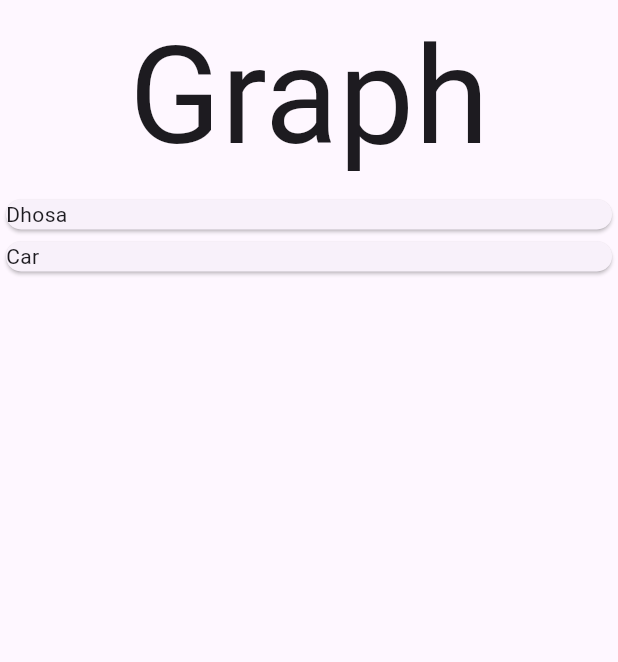
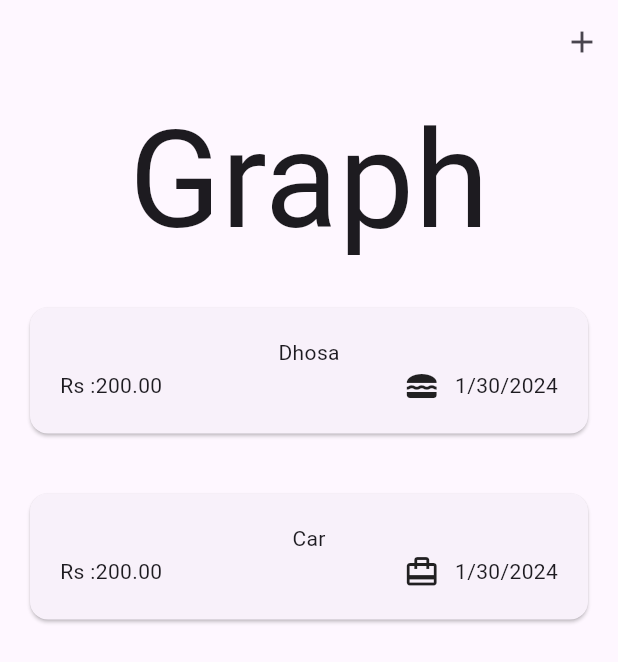
Before and after one commit to javaz-t/Expence-Tracker, a Flutter app: the screen it shows after launch, on a phone screen of 412 x 824 dp. Shown: the top 662 px of the screen. Run offline on Flutter 3.47's test engine with Material 3 defaults, Android fonts, the phone set to English and light mode, and no system bars.

Commit message:
date picker , iteams added

```diff
--- a/lib/model/expense_model.dart
+++ b/lib/model/expense_model.dart
@@ -1,8 +1,21 @@
+import 'package:intl/intl.dart';
 import 'package:uuid/uuid.dart';
+import 'package:flutter/material.dart';
+
+import 'expense_model.dart';
+
 
 final uuid =  Uuid().v4(); //unique string
+final styleDate = DateFormat().add_yMd();
+enum Catagory { food, Travel, Leisure, Work }
 
-enum Catagory { Food, Travel, Leisure, Work }
+const categoryIcon={
+  Catagory.food:Icons.lunch_dining,
+  Catagory.Travel:Icons.card_travel,
+  Catagory.Leisure:Icons.face_retouching_off,
+  Catagory.Work:Icons.work,
+
+};
 
 class ExpenseModel {
   final String id;
@@ -10,6 +23,9 @@ class ExpenseModel {
   final double amount;
   final DateTime date;
   final Catagory catergory;
+  get formatedDate{  //A getter is a special method that provides access to an object’s properties
+     return styleDate.format(date);
+  }
   ExpenseModel(
       {required this.title,
       required this.amount,
--- a/lib/widget/expence_list/expence_list.dart
+++ b/lib/widget/expence_list/expence_list.dart
@@ -1,20 +1,22 @@
-
 import 'package:expence_tracker/widget/expence_list/expense_card.dart';
 import 'package:expence_tracker/widget/expenses.dart';
 import 'package:flutter/material.dart';
 
 import '../../model/expense_model.dart';
 
-
 class ExpensesList extends StatelessWidget {
-final List<ExpenseModel> expenseModel;
-   ExpensesList({super.key, required this.expenseModel,});
+  final List<ExpenseModel> expenseModel; //list of objects
+  ExpensesList({
+    super.key,
+    required this.expenseModel,
+  });
 
   @override
   Widget build(BuildContext context) {
-    return ListView.builder(itemCount: expenseModel.length,itemBuilder: (context,index){
-   return ExpenceCard(expenses: expenseModel[index],);
-
-    });
+    return ListView.builder(
+        itemCount: expenseModel.length,
+        itemBuilder: (context, index) {
+          return ExpenceCard(expenses: expenseModel[index]);
+        });
   }
 }
--- a/lib/widget/expence_list/expense_card.dart
+++ b/lib/widget/expence_list/expense_card.dart
@@ -3,14 +3,38 @@ import 'package:flutter/material.dart';
 import '../../model/expense_model.dart';
 import 'expence_list.dart';
 import '../expenses.dart';
+
 class ExpenceCard extends StatelessWidget {
-  final ExpenseModel expenses;
+  final ExpenseModel expenses; //singl objects
   ExpenceCard({super.key, required this.expenses});
 
   @override
   Widget build(BuildContext context) {
     return Card(
- child: Text(expenses.title),
+      margin: EdgeInsets.all(20),
+      child: Padding(
+        padding: EdgeInsets.all(20),
+        child: Column(
+          children: [
+            Text(expenses.title),
+            Row(
+              children: [
+                Text('Rs :${expenses.amount.toStringAsFixed(2)}'),
+                Spacer(),
+                Row(
+                  children: [
+                    Icon(categoryIcon[expenses.catergory]),
+                    SizedBox(
+                      width: 10,
+                    ),
+                    Text(expenses.formatedDate)
+                  ],
+                )
+              ],
+            )
+          ],
+        ),
+      ),
     );
   }
 }
--- a/lib/widget/expenses.dart
+++ b/lib/widget/expenses.dart
@@ -1,6 +1,9 @@
+
 import 'package:expence_tracker/widget/expence_list/expence_list.dart';
 import 'package:expence_tracker/model/expense_model.dart';
 import 'package:flutter/material.dart';
+
+import 'new_expenses.dart';
 
 class HomePage extends StatefulWidget {
    HomePage({super.key});
@@ -9,22 +12,33 @@ class HomePage extends StatefulWidget {
   State<HomePage> createState() => _HomePageState();
 }
 final List<ExpenseModel> _userGivenData = [
-  ExpenseModel(title: 'Dhosa',amount: 200,catergory: Catagory.Food, date: DateTime.now()),
-  ExpenseModel(title: 'Car',amount: 200,catergory: Catagory.Food, date: DateTime.now()),
+  ExpenseModel(title: 'Dhosa',amount: 200,catergory: Catagory.food, date: DateTime.now()),
+  ExpenseModel(title: 'Car',amount: 200,catergory: Catagory.Travel, date: DateTime.now()),
+];
 
-];
+
+
 class _HomePageState extends State<HomePage> {
 
   @override
   Widget build(BuildContext context) {
+
+    void _openExpenceOverlay(){
+      showModalBottomSheet(context:context, builder: (ctx){
+        return NewExpenses();
+      });
+
+    }
+
     print(_userGivenData[1].title);
     return Scaffold(
+      appBar: AppBar(actions: [IconButton(onPressed:_openExpenceOverlay, icon: Icon(Icons.add))],),
 
       body: Column(
 
         children: [
-          Text('Graph',style: TextStyle(fontSize: 90),),
-         Expanded(child:ExpensesList(expenseModel: _userGivenData,))
+          const Text('Graph',style: TextStyle(fontSize: 90),),
+         Expanded(child:ExpensesList(expenseModel: _userGivenData,)),
         ],
       ),
     );
--- a/pubspec.yaml
+++ b/pubspec.yaml
@@ -36,6 +36,7 @@ dependencies:
   # Use with the CupertinoIcons class for iOS style icons.
   cupertino_icons: ^1.0.2
   uuid: ^4.3.3
+  intl: ^0.19.0
 
 dev_dependencies:
   flutter_test:
```
Also changed, not shown: lib/widget/new_expenses.dart (added, +93 -0 lines), pubspec.lock.
